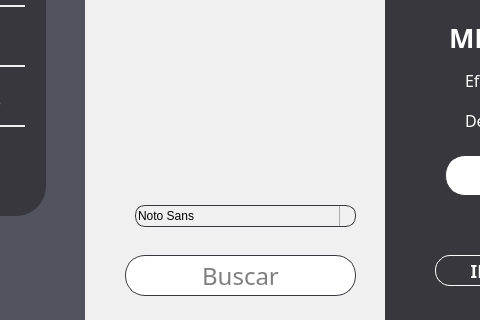
Qt form app/frontend/pantalla_cobro_admin.ui (uRicardoCaballero/Radcomtest) before a commit; both pictures show x 255 to 735 and y 405 to 725 of the 1275 by 725 pixel window.
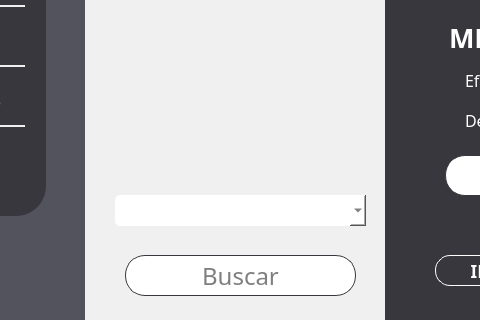
The same form after that commit. Icons and pictures are not drawn.

The edit to the form file:
```diff
--- a/app/frontend/pantalla_cobro_admin.ui
+++ b/app/frontend/pantalla_cobro_admin.ui
@@ -1034,60 +1034,30 @@
      <string>Buscar</string>
     </property>
    </widget>
-   <widget class="QFontComboBox" name="Filtro">
+   <widget class="QComboBox" name="Select1">
     <property name="geometry">
      <rect>
-      <x>50</x>
-      <y>610</y>
-      <width>221</width>
-      <height>22</height>
+      <x>30</x>
+      <y>600</y>
+      <width>251</width>
+      <height>31</height>
      </rect>
     </property>
     <property name="font">
      <font>
       <family>Montserrat</family>
-      <pointsize>14</pointsize>
+      <pointsize>-1</pointsize>
      </font>
     </property>
     <property name="styleSheet">
-     <string notr="true">QFontComboBox{
-	border: 1px solid #37373d;
-	border-radius: 10px;
-	background: transparent;
-}
-QComboBox::drop-down {
-    subcontrol-origin: padding;
-    subcontrol-position: top right;
-    width: 15px;
-    border-left-width: 1px;
-    border-left-color: darkgray;
-    border-left-style: solid;
-    border-top-right-radius: 3px;
-    border-bottom-right-radius: 3px;
-    background: transparent;  /* Fondo transparente */
-}
-
-QComboBox::down-arrow {
-    image: url(none); /* Borra cualquier imagen personalizada */
-    width: 10px;  /* Tamaño predeterminado de la flecha */
-    height: 10px;
-}
-
-QComboBox::down-arrow {
-    image: url(:/qt-project.org/styles/commonstyle/images/arrow-down-16.png);  /* Restaura la flecha predeterminada */
+     <string notr="true">QComboBox{
+ 	background: #FFFFFF;
+	color: #37373d;
+	border-radius: 5px;
+	font-family: Montserrat; /* Type of font */
+    font-size: 16px;                /* Size of the text */
 }</string>
     </property>
-    <property name="currentText">
-     <string/>
-    </property>
-    <property name="currentFont">
-     <font>
-      <family>Montserrat</family>
-      <pointsize>14</pointsize>
-      <weight>50</weight>
-      <bold>false</bold>
-     </font>
-    </property>
    </widget>
   </widget>
   <widget class="QLabel" name="label">
```
Left out of the diff: 2 changed lines with no effect on the pictures.
